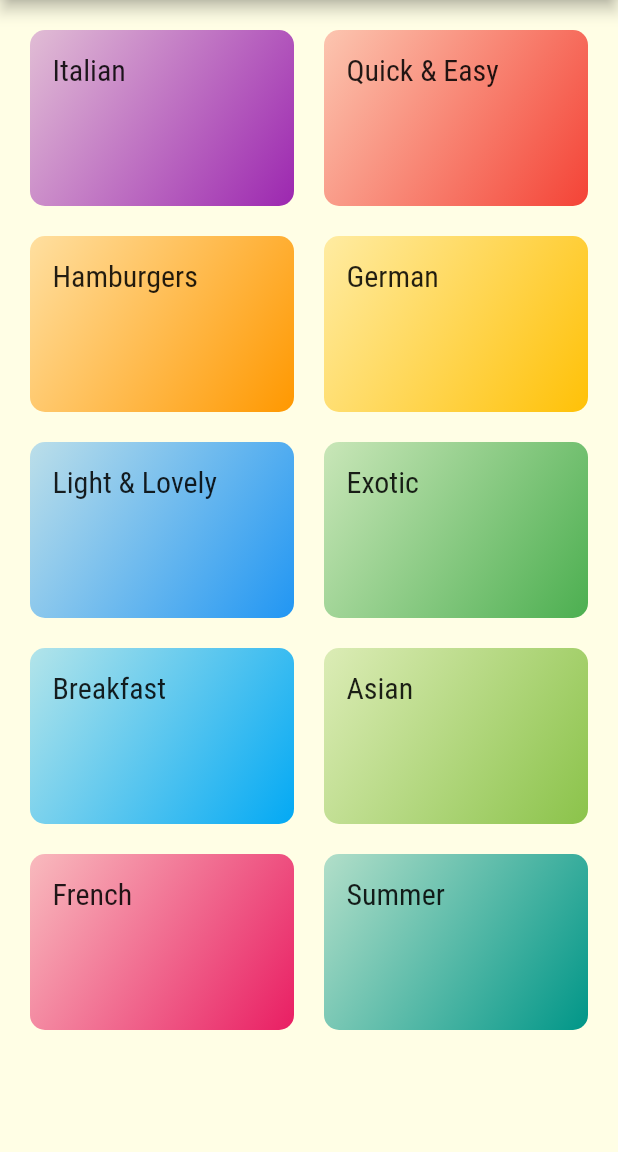
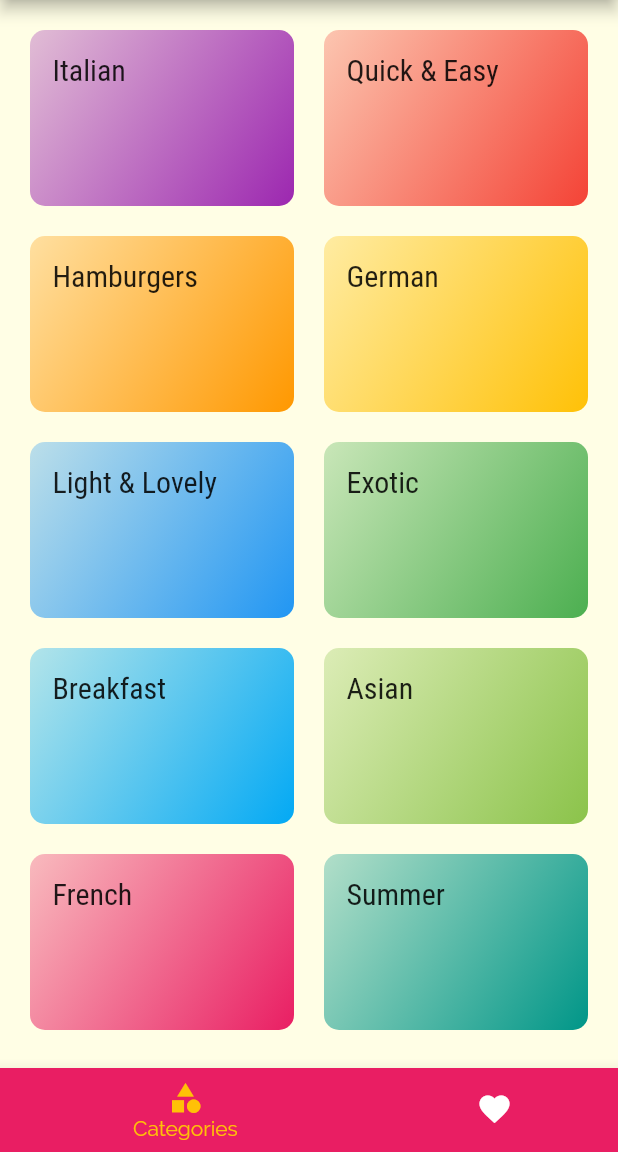
Before and after one commit to prix0007/Foods, a Flutter app: the screen it shows after launch, on a phone screen of 412 x 824 dp, the part 84-1236 px from its top. Run offline on Flutter 3.47's test engine with Material 2 defaults, Android fonts, the phone set to English and light mode, and no system bars.

```diff
--- a/lib/main.dart
+++ b/lib/main.dart
@@ -2,6 +2,8 @@ import 'package:flutter/material.dart';
 
 import 'screens/category_meals_screen.dart';
 import 'screens/categories_screen.dart';
+import 'screens/meal_detail_screen.dart';
+import 'screens/tabs_screen.dart';
 
 void main() => runApp(MyApp());
 
@@ -22,9 +24,17 @@ class MyApp extends StatelessWidget {
                   TextStyle(fontSize: 20, fontFamily: 'RobotoCondensed'))),
       initialRoute: '/',
       routes: {
-          '/': (ctx) => CategoriesScreen(),
-          CategoryMealsScreen.routeName: (ctx) => CategoryMealsScreen()
-        });
+        '/': (ctx) => TabsScreen(),
+        CategoryMealsScreen.routeName: (ctx) => CategoryMealsScreen(),
+        MealDetailScreen.routeName: (ctx) => MealDetailScreen()
+      },
+      onGenerateRoute: (settings) {
+        return MaterialPageRoute(builder: (ctx) => CategoriesScreen());
+      },
+      onUnknownRoute: (settings) {
+        return MaterialPageRoute(builder: (ctx) => CategoriesScreen());
+      },
+    );
   }
 }
 
--- a/lib/screens/category_meals_screen.dart
+++ b/lib/screens/category_meals_screen.dart
@@ -29,6 +29,7 @@ class CategoryMealsScreen extends StatelessWidget {
       body: ListView.builder(
         itemBuilder: (ctx, index) {
           return MealItem(
+              id: categoryMeals[index].id,
               title: categoryMeals[index].title,
               imageUrl: categoryMeals[index].imageUrl,
               duration: categoryMeals[index].duration,
--- /dev/null
+++ b/lib/screens/tabs_screen.dart
@@ -0,0 +1,44 @@
+import 'package:flutter/material.dart';
+import 'categories_screen.dart';
+import 'favorites_screen.dart';
+
+class TabsScreen extends StatefulWidget {
+  @override
+  _TabsScreenState createState() => _TabsScreenState();
+}
+
+class _TabsScreenState extends State<TabsScreen> {
+  final List<Widget> _pages = [CategoriesScreen(), FavoriteScreen()];
+  int _selectedPageIndex = 0;
+
+  void _selectPage(int index) {
+    setState(() {
+      _selectedPageIndex = index;
+    });
+  }
+
+  @override
+  Widget build(BuildContext context) {
+    return Scaffold(
+      body: _pages[_selectedPageIndex],
+      bottomNavigationBar: BottomNavigationBar(
+        onTap: _selectPage,
+        backgroundColor: Theme.of(context).primaryColor,
+        unselectedItemColor: Colors.white,
+        selectedItemColor: Theme.of(context).accentColor,
+        currentIndex: _selectedPageIndex,
+        type: BottomNavigationBarType.shifting,
+        items: [
+          BottomNavigationBarItem(
+              backgroundColor: Theme.of(context).primaryColor,
+              icon: Icon(Icons.category),
+              label: 'Categories'),
+          BottomNavigationBarItem(
+              backgroundColor: Theme.of(context).primaryColor,
+              icon: Icon(Icons.favorite),
+              label: 'Favorites')
+        ],
+      ),
+    );
+  }
+}
```
Also changed, not shown: lib/screens/favorites_screen.dart (added, +15 -0 lines), lib/screens/meal_detail_screen.dart (added, +76 -0 lines), lib/widgets/meal_item.dart (+78 -4 lines). Lines whose indentation alone changed are shown as unchanged.
